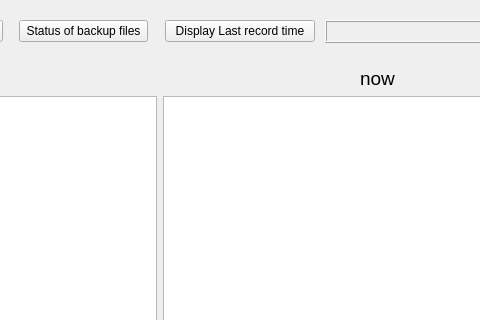
This is CheckDirectoryAndFileChange/mywidget.ui in mkzpd/CheckDirectoryAndFileChange as Qt 5 draws it before an edit; both pictures show x 292 to 772 and y 0 to 320 of the 904 by 523 pixel window. The edited form follows.
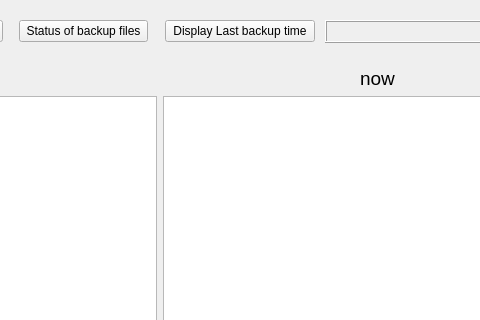
This is the edited form.

Patch:
```diff
--- a/CheckDirectoryAndFileChange/mywidget.ui
+++ b/CheckDirectoryAndFileChange/mywidget.ui
@@ -142,7 +142,7 @@
          <enum>Qt::RightToLeft</enum>
         </property>
         <property name="text">
-         <string>Display Last record time</string>
+         <string>Display Last backup time</string>
         </property>
        </widget>
       </item>
```
